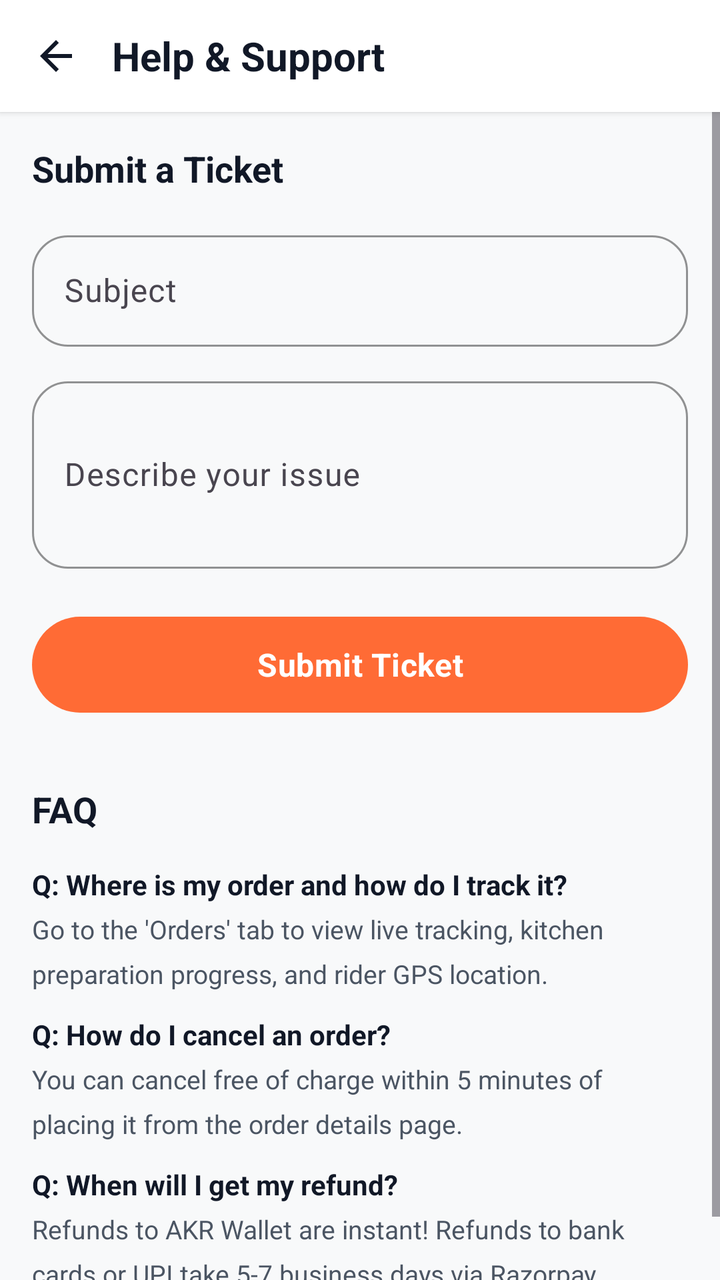
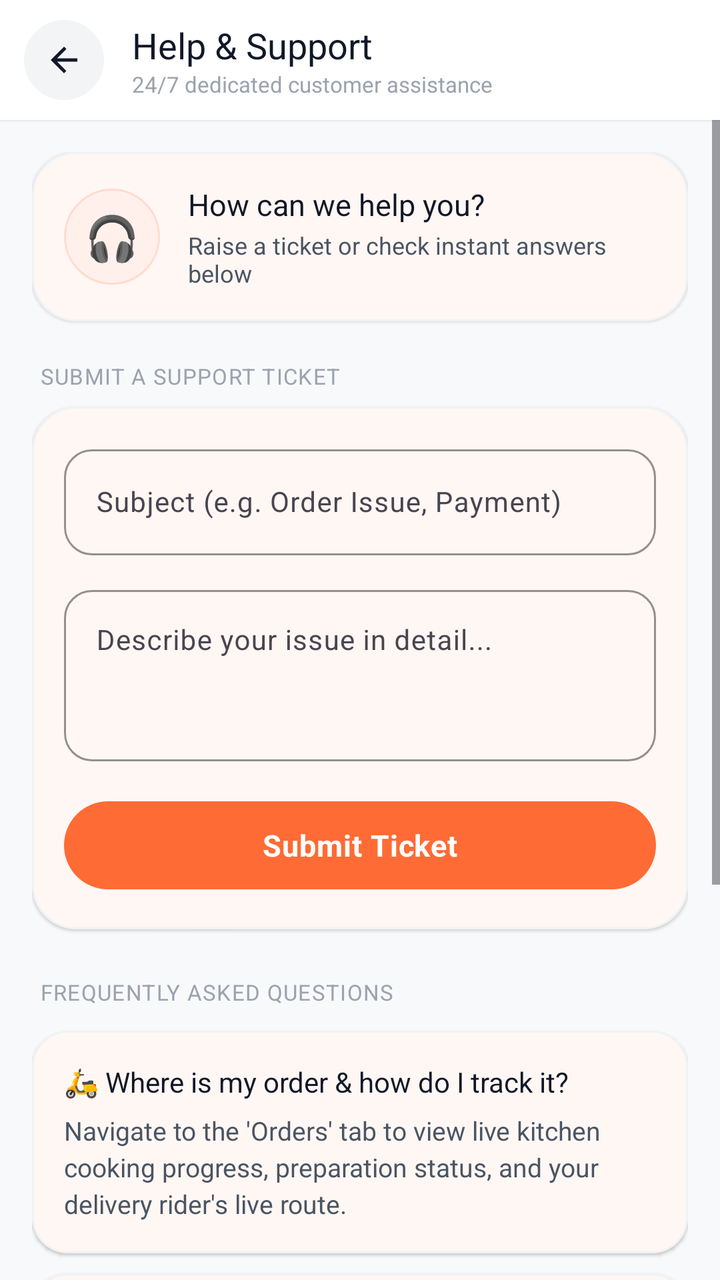

Compare the two renders of this Android layout. The source of the first and the diff that turns it into the second are given below.
<!-- AndroidManifest.xml: application theme Theme.AKRHunger -->
<!-- res/layout/activity_support.xml -->
<?xml version="1.0" encoding="utf-8"?>
<LinearLayout xmlns:android="http://schemas.android.com/apk/res/android"
    android:layout_width="match_parent" android:layout_height="match_parent"
    android:background="@color/background" android:orientation="vertical">

    <LinearLayout android:layout_width="match_parent" android:layout_height="56dp"
        android:gravity="center_vertical" android:paddingHorizontal="8dp"
        android:elevation="2dp" android:background="@color/surface">
        <ImageView android:id="@+id/btn_back" android:layout_width="40dp" android:layout_height="40dp"
            android:background="?attr/selectableItemBackgroundBorderless" android:padding="8dp"
            android:src="@drawable/ic_back" android:tint="@color/text_primary" />
        <TextView android:layout_width="0dp" android:layout_height="wrap_content"
            android:layout_marginStart="8dp" android:layout_weight="1"
            android:text="@string/help_support" android:textColor="@color/text_primary"
            android:textSize="20sp" android:textStyle="bold" />
    </LinearLayout>

    <ScrollView android:layout_width="match_parent" android:layout_height="match_parent">
        <LinearLayout android:layout_width="match_parent" android:layout_height="wrap_content"
            android:orientation="vertical" android:padding="16dp">

            <TextView android:layout_width="wrap_content" android:layout_height="wrap_content"
                android:text="Submit a Ticket" android:textColor="@color/text_primary"
                android:textSize="18sp" android:textStyle="bold" />

            <com.google.android.material.textfield.TextInputLayout
                style="@style/Widget.AKR.TextInput" android:layout_width="match_parent"
                android:layout_height="wrap_content" android:layout_marginTop="16dp" android:hint="Subject">
                <com.google.android.material.textfield.TextInputEditText android:id="@+id/et_subject"
                    android:layout_width="match_parent" android:layout_height="wrap_content"
                    android:inputType="text" />
            </com.google.android.material.textfield.TextInputLayout>

            <com.google.android.material.textfield.TextInputLayout
                style="@style/Widget.AKR.TextInput" android:layout_width="match_parent"
                android:layout_height="wrap_content" android:layout_marginTop="12dp" android:hint="Describe your issue">
                <com.google.android.material.textfield.TextInputEditText android:id="@+id/et_message"
                    android:layout_width="match_parent" android:layout_height="wrap_content"
                    android:inputType="textMultiLine" android:maxLines="5" android:minLines="3" />
            </com.google.android.material.textfield.TextInputLayout>

            <com.google.android.material.button.MaterialButton
                android:id="@+id/btn_submit" style="@style/Widget.AKR.Button.Primary"
                android:layout_width="match_parent" android:layout_height="56dp"
                android:layout_marginTop="20dp" android:text="@string/submit_ticket" android:textSize="16sp" />

            <TextView android:layout_width="wrap_content" android:layout_height="wrap_content"
                android:layout_marginTop="32dp" android:text="@string/faq"
                android:textColor="@color/text_primary" android:textSize="18sp" android:textStyle="bold" />

            <TextView android:layout_width="wrap_content" android:layout_height="wrap_content"
                android:layout_marginTop="16dp" android:text="Q: Where is my order and how do I track it?"
                android:textColor="@color/text_primary" android:textSize="14sp" android:textStyle="bold" />
            <TextView android:layout_width="wrap_content" android:layout_height="wrap_content"
                android:layout_marginTop="4dp" android:layout_marginBottom="12dp"
                android:text="Go to the 'Orders' tab to view live tracking, kitchen preparation progress, and rider GPS location."
                android:textColor="@color/text_secondary" android:textSize="13sp" android:lineSpacingMultiplier="1.4" />

            <TextView android:layout_width="wrap_content" android:layout_height="wrap_content"
                android:text="Q: How do I cancel an order?" android:textColor="@color/text_primary"
                android:textSize="14sp" android:textStyle="bold" />
            <TextView android:layout_width="wrap_content" android:layout_height="wrap_content"
                android:layout_marginTop="4dp" android:layout_marginBottom="12dp"
                android:text="You can cancel free of charge within 5 minutes of placing it from the order details page."
                android:textColor="@color/text_secondary" android:textSize="13sp" android:lineSpacingMultiplier="1.4" />

            <TextView android:layout_width="wrap_content" android:layout_height="wrap_content"
                android:text="Q: When will I get my refund?" android:textColor="@color/text_primary"
                android:textSize="14sp" android:textStyle="bold" />
            <TextView android:layout_width="wrap_content" android:layout_height="wrap_content"
                android:layout_marginTop="4dp" android:layout_marginBottom="12dp"
                android:text="Refunds to AKR Wallet are instant! Refunds to bank cards or UPI take 5-7 business days via Razorpay."
                android:textColor="@color/text_secondary" android:textSize="13sp" android:lineSpacingMultiplier="1.4" />
        </LinearLayout>
    </ScrollView>
</LinearLayout>
<!-- resources referenced by this layout -->
<resources>
  <color name="background">#F8F9FA</color>
  <color name="surface">#FFFFFF</color>
  <string name="faq">FAQ</string>
  <style name="Widget.AKR.Button.Primary" parent="Widget.Material3.Button">
          <item name="backgroundTint">@color/primary</item>
          <item name="android:textColor">@color/on_primary</item>
          <item name="cornerRadius">28dp</item>
          <item name="android:textAllCaps">false</item>
          <item name="android:textStyle">bold</item>
          <item name="android:paddingStart">24dp</item>
          <item name="android:paddingEnd">24dp</item>
          <item name="android:minHeight">50dp</item>
          <item name="android:letterSpacing">0.01</item>
      </style>
  <style name="Theme.AKRHunger" parent="Theme.Material3.Light.NoActionBar">
          <item name="colorPrimary">@color/primary</item>
          <item name="colorPrimaryDark">@color/primary_dark</item>
          <item name="colorAccent">@color/primary</item>
          <item name="colorOnPrimary">@color/on_primary</item>
          <item name="colorSecondary">@color/secondary</item>
          <item name="colorOnSecondary">@color/on_secondary</item>
          <item name="android:colorBackground">@color/background</item>
          <item name="colorSurface">@color/surface</item>
          <item name="colorOnSurface">@color/on_surface</item>
          <item name="android:statusBarColor">@color/surface</item>
          <item name="android:windowLightStatusBar">true</item>
          <item name="android:navigationBarColor">@color/surface</item>
          <item name="android:windowLightNavigationBar">true</item>
          <item name="android:fontFamily">sans-serif</item>
      </style>
  <color name="primary">#FF6B35</color>
  <color name="on_primary">#FFFFFF</color>
  <color name="secondary">#F59E0B</color>
  <color name="on_secondary">#111827</color>
  <color name="on_surface">#111827</color>
  <!-- unchanged entries left out for length: 7 -->
</resources>

<!-- the commit's change to res/layout/activity_support.xml (unified diff, before → after) -->
@@ -1,76 +1,343 @@
 <?xml version="1.0" encoding="utf-8"?>
 <LinearLayout xmlns:android="http://schemas.android.com/apk/res/android"
-    android:layout_width="match_parent" android:layout_height="match_parent"
-    android:background="@color/background" android:orientation="vertical">
-
-    <LinearLayout android:layout_width="match_parent" android:layout_height="56dp"
-        android:gravity="center_vertical" android:paddingHorizontal="8dp"
-        android:elevation="2dp" android:background="@color/surface">
-        <ImageView android:id="@+id/btn_back" android:layout_width="40dp" android:layout_height="40dp"
-            android:background="?attr/selectableItemBackgroundBorderless" android:padding="8dp"
-            android:src="@drawable/ic_back" android:tint="@color/text_primary" />
-        <TextView android:layout_width="0dp" android:layout_height="wrap_content"
-            android:layout_marginStart="8dp" android:layout_weight="1"
-            android:text="@string/help_support" android:textColor="@color/text_primary"
-            android:textSize="20sp" android:textStyle="bold" />
+    xmlns:app="http://schemas.android.com/apk/res-auto"
+    android:layout_width="match_parent"
+    android:layout_height="match_parent"
+    android:background="@color/background"
+    android:orientation="vertical">
+
+    
+    <LinearLayout
+        android:layout_width="match_parent"
+        android:layout_height="60dp"
+        android:background="@color/surface"
+        android:elevation="1dp"
+        android:gravity="center_vertical"
+        android:orientation="horizontal"
+        android:paddingHorizontal="12dp">
+
+        <FrameLayout
+            android:id="@+id/btn_back"
+            android:layout_width="40dp"
+            android:layout_height="40dp"
+            android:background="@drawable/bg_icon_circle_gray"
+            android:clickable="true"
+            android:focusable="true"
+            android:foreground="?attr/selectableItemBackgroundBorderless">
+
+            <ImageView
+                android:layout_width="20dp"
+                android:layout_height="20dp"
+                android:layout_gravity="center"
+                android:src="@drawable/ic_back"
+                android:tint="@color/text_primary" />
+        </FrameLayout>
+
+        <LinearLayout
+            android:layout_width="0dp"
+            android:layout_height="wrap_content"
+            android:layout_marginStart="14dp"
+            android:layout_weight="1"
+            android:orientation="vertical">
+
+            <TextView
+                android:layout_width="wrap_content"
+                android:layout_height="wrap_content"
+                android:fontFamily="sans-serif-bold"
+                android:text="@string/help_support"
+                android:textColor="@color/text_primary"
+                android:textSize="18sp" />
+
+            <TextView
+                android:layout_width="wrap_content"
+                android:layout_height="wrap_content"
+                android:fontFamily="sans-serif"
+                android:text="24/7 dedicated customer assistance"
+                android:textColor="@color/text_hint"
+                android:textSize="11sp" />
+        </LinearLayout>
     </LinearLayout>
 
-    <ScrollView android:layout_width="match_parent" android:layout_height="match_parent">
-        <LinearLayout android:layout_width="match_parent" android:layout_height="wrap_content"
-            android:orientation="vertical" android:padding="16dp">
-
-            <TextView android:layout_width="wrap_content" android:layout_height="wrap_content"
-                android:text="Submit a Ticket" android:textColor="@color/text_primary"
-                android:textSize="18sp" android:textStyle="bold" />
-
-            <com.google.android.material.textfield.TextInputLayout
-                style="@style/Widget.AKR.TextInput" android:layout_width="match_parent"
-                android:layout_height="wrap_content" android:layout_marginTop="16dp" android:hint="Subject">
-                <com.google.android.material.textfield.TextInputEditText android:id="@+id/et_subject"
-                    android:layout_width="match_parent" android:layout_height="wrap_content"
-                    android:inputType="text" />
-            </com.google.android.material.textfield.TextInputLayout>
-
-            <com.google.android.material.textfield.TextInputLayout
-                style="@style/Widget.AKR.TextInput" android:layout_width="match_parent"
-                android:layout_height="wrap_content" android:layout_marginTop="12dp" android:hint="Describe your issue">
-                <com.google.android.material.textfield.TextInputEditText android:id="@+id/et_message"
-                    android:layout_width="match_parent" android:layout_height="wrap_content"
-                    android:inputType="textMultiLine" android:maxLines="5" android:minLines="3" />
-            </com.google.android.material.textfield.TextInputLayout>
-
-            <com.google.android.material.button.MaterialButton
-                android:id="@+id/btn_submit" style="@style/Widget.AKR.Button.Primary"
-                android:layout_width="match_parent" android:layout_height="56dp"
-                android:layout_marginTop="20dp" android:text="@string/submit_ticket" android:textSize="16sp" />
-
-            <TextView android:layout_width="wrap_content" android:layout_height="wrap_content"
-                android:layout_marginTop="32dp" android:text="@string/faq"
-                android:textColor="@color/text_primary" android:textSize="18sp" android:textStyle="bold" />
-
-            <TextView android:layout_width="wrap_content" android:layout_height="wrap_content"
-                android:layout_marginTop="16dp" android:text="Q: Where is my order and how do I track it?"
-                android:textColor="@color/text_primary" android:textSize="14sp" android:textStyle="bold" />
-            <TextView android:layout_width="wrap_content" android:layout_height="wrap_content"
-                android:layout_marginTop="4dp" android:layout_marginBottom="12dp"
-                android:text="Go to the 'Orders' tab to view live tracking, kitchen preparation progress, and rider GPS location."
-                android:textColor="@color/text_secondary" android:textSize="13sp" android:lineSpacingMultiplier="1.4" />
-
-            <TextView android:layout_width="wrap_content" android:layout_height="wrap_content"
-                android:text="Q: How do I cancel an order?" android:textColor="@color/text_primary"
-                android:textSize="14sp" android:textStyle="bold" />
-            <TextView android:layout_width="wrap_content" android:layout_height="wrap_content"
-                android:layout_marginTop="4dp" android:layout_marginBottom="12dp"
-                android:text="You can cancel free of charge within 5 minutes of placing it from the order details page."
-                android:textColor="@color/text_secondary" android:textSize="13sp" android:lineSpacingMultiplier="1.4" />
-
-            <TextView android:layout_width="wrap_content" android:layout_height="wrap_content"
-                android:text="Q: When will I get my refund?" android:textColor="@color/text_primary"
-                android:textSize="14sp" android:textStyle="bold" />
-            <TextView android:layout_width="wrap_content" android:layout_height="wrap_content"
-                android:layout_marginTop="4dp" android:layout_marginBottom="12dp"
-                android:text="Refunds to AKR Wallet are instant! Refunds to bank cards or UPI take 5-7 business days via Razorpay."
-                android:textColor="@color/text_secondary" android:textSize="13sp" android:lineSpacingMultiplier="1.4" />
+    <ScrollView
+        android:layout_width="match_parent"
+        android:layout_height="match_parent"
+        android:overScrollMode="never">
+
+        <LinearLayout
+            android:layout_width="match_parent"
+            android:layout_height="wrap_content"
+            android:orientation="vertical"
+            android:paddingHorizontal="16dp"
+            android:paddingTop="16dp"
+            android:paddingBottom="36dp">
+
+            
+            <com.google.android.material.card.MaterialCardView
+                android:layout_width="match_parent"
+                android:layout_height="wrap_content"
+                android:layout_marginBottom="20dp"
+                app:cardBackgroundColor="@color/surface"
+                app:cardCornerRadius="22dp"
+                app:cardElevation="1dp"
+                app:strokeColor="@color/card_border"
+                app:strokeWidth="1dp">
+
+                <LinearLayout
+                    android:layout_width="match_parent"
+                    android:layout_height="wrap_content"
+                    android:gravity="center_vertical"
+                    android:orientation="horizontal"
+                    android:padding="16dp">
+
+                    <FrameLayout
+                        android:layout_width="48dp"
+                        android:layout_height="48dp"
+                        android:background="@drawable/bg_icon_circle_soft">
+
+                        <TextView
+                            android:layout_width="wrap_content"
+                            android:layout_height="wrap_content"
+                            android:layout_gravity="center"
+                            android:text="🎧"
+                            android:textSize="22sp" />
+                    </FrameLayout>
+
+                    <LinearLayout
+                        android:layout_width="0dp"
+                        android:layout_height="wrap_content"
+                        android:layout_marginStart="14dp"
+                        android:layout_weight="1"
+                        android:orientation="vertical">
+
+                        <TextView
+                            android:layout_width="wrap_content"
+                            android:layout_height="wrap_content"
+                            android:fontFamily="sans-serif-bold"
+                            android:text="How can we help you?"
+                            android:textColor="@color/text_primary"
+                            android:textSize="15sp" />
+
+                        <TextView
+                            android:layout_width="wrap_content"
+                            android:layout_height="wrap_content"
+                            android:layout_marginTop="2dp"
+                            android:fontFamily="sans-serif"
+                            android:text="Raise a ticket or check instant answers below"
+                            android:textColor="@color/text_secondary"
+                            android:textSize="12sp" />
+                    </LinearLayout>
+                </LinearLayout>
+            </com.google.android.material.card.MaterialCardView>
+
+            
+            <TextView
+                android:layout_width="wrap_content"
+                android:layout_height="wrap_content"
+                android:layout_marginStart="4dp"
+                android:layout_marginBottom="8dp"
+                android:fontFamily="sans-serif-bold"
+                android:letterSpacing="0.04"
+                android:text="SUBMIT A SUPPORT TICKET"
+                android:textColor="@color/text_hint"
+                android:textSize="11sp" />
+
+            <com.google.android.material.card.MaterialCardView
+                android:layout_width="match_parent"
+                android:layout_height="wrap_content"
+                android:layout_marginBottom="24dp"
+                app:cardBackgroundColor="@color/surface"
+                app:cardCornerRadius="22dp"
+                app:cardElevation="1dp"
+                app:strokeColor="@color/card_border"
+                app:strokeWidth="1dp">
+
+                <LinearLayout
+                    android:layout_width="match_parent"
+                    android:layout_height="wrap_content"
+                    android:orientation="vertical"
+                    android:padding="16dp">
+
+                    <com.google.android.material.textfield.TextInputLayout
+                        style="@style/Widget.AKR.TextInput"
+                        android:layout_width="match_parent"
+                        android:layout_height="wrap_content"
+                        android:hint="Subject (e.g. Order Issue, Payment)"
+                        app:boxCornerRadiusBottomEnd="14dp"
+                        app:boxCornerRadiusBottomStart="14dp"
+                        app:boxCornerRadiusTopEnd="14dp"
+                        app:boxCornerRadiusTopStart="14dp">
+
+                        <com.google.android.material.textfield.TextInputEditText
+                            android:id="@+id/et_subject"
+                            android:layout_width="match_parent"
+                            android:layout_height="wrap_content"
+                            android:fontFamily="sans-serif"
+                            android:inputType="text"
+                            android:textSize="14sp" />
+                    </com.google.android.material.textfield.TextInputLayout>
+
+                    <com.google.android.material.textfield.TextInputLayout
+                        style="@style/Widget.AKR.TextInput"
+                        android:layout_width="match_parent"
+                        android:layout_height="wrap_content"
+                        android:layout_marginTop="12dp"
+                        android:hint="Describe your issue in detail..."
+                        app:boxCornerRadiusBottomEnd="14dp"
+                        app:boxCornerRadiusBottomStart="14dp"
+                        app:boxCornerRadiusTopEnd="14dp"
+                        app:boxCornerRadiusTopStart="14dp">
+
+                        <com.google.android.material.textfield.TextInputEditText
+                            android:id="@+id/et_message"
+                            android:layout_width="match_parent"
+                            android:layout_height="wrap_content"
+                            android:fontFamily="sans-serif"
+                            android:gravity="top"
+                            android:inputType="textMultiLine"
+                            android:maxLines="6"
+                            android:minLines="3"
+                            android:textSize="14sp" />
+                    </com.google.android.material.textfield.TextInputLayout>
+
+                    <com.google.android.material.button.MaterialButton
+                        android:id="@+id/btn_submit"
+                        style="@style/Widget.AKR.Button.Pill"
+                        android:layout_width="match_parent"
+                        android:layout_height="52dp"
+                        android:layout_marginTop="16dp"
+                        android:elevation="3dp"
+                        android:fontFamily="sans-serif-bold"
+                        android:letterSpacing="0.02"
+                        android:text="@string/submit_ticket"
+                        android:textSize="15sp"
+                        app:backgroundTint="@color/primary"
+                        app:cornerRadius="26dp" />
+                </LinearLayout>
+            </com.google.android.material.card.MaterialCardView>
+
+            
+            <TextView
+                android:layout_width="wrap_content"
+                android:layout_height="wrap_content"
+                android:layout_marginStart="4dp"
+                android:layout_marginBottom="12dp"
+                android:fontFamily="sans-serif-bold"
+                android:letterSpacing="0.04"
+                android:text="FREQUENTLY ASKED QUESTIONS"
+                android:textColor="@color/text_hint"
+                android:textSize="11sp" />
+
+            
+            <com.google.android.material.card.MaterialCardView
+                android:layout_width="match_parent"
+                android:layout_height="wrap_content"
+                android:layout_marginBottom="10dp"
+                app:cardBackgroundColor="@color/surface"
+                app:cardCornerRadius="18dp"
+                app:cardElevation="1dp"
+                app:strokeColor="@color/card_border"
+                app:strokeWidth="1dp">
+
+                <LinearLayout
+                    android:layout_width="match_parent"
+                    android:layout_height="wrap_content"
+                    android:orientation="vertical"
+                    android:padding="16dp">
+
+                    <TextView
+                        android:layout_width="wrap_content"
+                        android:layout_height="wrap_content"
+                        android:fontFamily="sans-serif-bold"
+                        android:text="🛵 Where is my order &amp; how do I track it?"
+                        android:textColor="@color/text_primary"
+                        android:textSize="14sp" />
+
+                    <TextView
+                        android:layout_width="wrap_content"
+                        android:layout_height="wrap_content"
+                        android:layout_marginTop="6dp"
+                        android:fontFamily="sans-serif"
+                        android:lineSpacingExtra="3dp"
+                        android:text="Navigate to the 'Orders' tab to view live kitchen cooking progress, preparation status, and your delivery rider's live route."
+                        android:textColor="@color/text_secondary"
+                        android:textSize="13sp" />
+                </LinearLayout>
+            </com.google.android.material.card.MaterialCardView>
+
+            
+            <com.google.android.material.card.MaterialCardView
+                android:layout_width="match_parent"
+                android:layout_height="wrap_content"
+                android:layout_marginBottom="10dp"
+                app:cardBackgroundColor="@color/surface"
+                app:cardCornerRadius="18dp"
+                app:cardElevation="1dp"
+                app:strokeColor="@color/card_border"
+                app:strokeWidth="1dp">
+
+                <LinearLayout
+                    android:layout_width="match_parent"
+                    android:layout_height="wrap_content"
+                    android:orientation="vertical"
+                    android:padding="16dp">
+
+                    <TextView
+                        android:layout_width="wrap_content"
+                        android:layout_height="wrap_content"
+                        android:fontFamily="sans-serif-bold"
+                        android:text="❌ How do I cancel an order?"
+                        android:textColor="@color/text_primary"
+                        android:textSize="14sp" />
+
+                    <TextView
+                        android:layout_width="wrap_content"
+                        android:layout_height="wrap_content"
+                        android:layout_marginTop="6dp"
+                        android:fontFamily="sans-serif"
+                        android:lineSpacingExtra="3dp"
+                        android:text="Orders can be cancelled free of charge within 5 minutes of placing them directly from the Order Details page before kitchen preparation begins."
+                        android:textColor="@color/text_secondary"
+                        android:textSize="13sp" />
+                </LinearLayout>
+            </com.google.android.material.card.MaterialCardView>
+
+            
+            <com.google.android.material.card.MaterialCardView
+                android:layout_width="match_parent"
+                android:layout_height="wrap_content"
+                android:layout_marginBottom="16dp"
+                app:cardBackgroundColor="@color/surface"
+                app:cardCornerRadius="18dp"
+                app:cardElevation="1dp"
+                app:strokeColor="@color/card_border"
+                app:strokeWidth="1dp">
+
+                <LinearLayout
+                    android:layout_width="match_parent"
+                    android:layout_height="wrap_content"
+                    android:orientation="vertical"
+                    android:padding="16dp">
+
+                    <TextView
+                        android:layout_width="wrap_content"
+                        android:layout_height="wrap_content"
+                        android:fontFamily="sans-serif-bold"
+                        android:text="💳 When will I receive my refund?"
+                        android:textColor="@color/text_primary"
+                        android:textSize="14sp" />
+
+                    <TextView
+                        android:layout_width="wrap_content"
+                        android:layout_height="wrap_content"
+                        android:layout_marginTop="6dp"
+                        android:fontFamily="sans-serif"
+                        android:lineSpacingExtra="3dp"
+                        android:text="Refunds credited to your AKR Wallet are instantaneous! Refunds returned to bank debit/credit cards or UPI take 5-7 business days via Razorpay gateway processing."
+                        android:textColor="@color/text_secondary"
+                        android:textSize="13sp" />
+                </LinearLayout>
+            </com.google.android.material.card.MaterialCardView>
+
         </LinearLayout>
     </ScrollView>
 </LinearLayout>
<!-- resource entries referenced after the edit -->
@@ -1,18 +1,31 @@
 <!-- resources referenced by this layout -->
 <resources>
   <color name="background">#F8F9FA</color>
+  <color name="card_border">#F0F2F5</color>
   <color name="surface">#FFFFFF</color>
-  <string name="faq">FAQ</string>
-  <style name="Widget.AKR.Button.Primary" parent="Widget.Material3.Button">
+  <color name="text_hint">#9CA3AF</color>
+  <!-- drawable bg_icon_circle_gray (drawable) -->
+  <?xml version="1.0" encoding="utf-8"?>
+  <shape xmlns:android="http://schemas.android.com/apk/res/android"
+      android:shape="oval">
+      <solid android:color="@color/surface_variant" />
+  </shape>
+  <!-- drawable bg_icon_circle_soft (drawable) -->
+  <?xml version="1.0" encoding="utf-8"?>
+  <shape xmlns:android="http://schemas.android.com/apk/res/android"
+      android:shape="oval">
+      <solid android:color="@color/primary_tint" />
+      <stroke android:width="1dp" android:color="@color/primary_tint_border" />
+  </shape>
+  <style name="Widget.AKR.Button.Pill" parent="Widget.Material3.Button">
           <item name="backgroundTint">@color/primary</item>
           <item name="android:textColor">@color/on_primary</item>
           <item name="cornerRadius">28dp</item>
           <item name="android:textAllCaps">false</item>
           <item name="android:textStyle">bold</item>
-          <item name="android:paddingStart">24dp</item>
-          <item name="android:paddingEnd">24dp</item>
-          <item name="android:minHeight">50dp</item>
-          <item name="android:letterSpacing">0.01</item>
+          <item name="android:minHeight">44dp</item>
+          <item name="android:paddingStart">20dp</item>
+          <item name="android:paddingEnd">20dp</item>
       </style>
   <style name="Theme.AKRHunger" parent="Theme.Material3.Light.NoActionBar">
           <item name="colorPrimary">@color/primary</item>
@@ -29,12 +42,39 @@
           <item name="android:navigationBarColor">@color/surface</item>
           <item name="android:windowLightNavigationBar">true</item>
           <item name="android:fontFamily">sans-serif</item>
+          <item name="materialAlertDialogTheme">@style/ThemeOverlay.AKR.MaterialAlertDialog</item>
+          <item name="bottomSheetDialogTheme">@style/ThemeOverlay.AKR.BottomSheetDialog</item>
       </style>
+  <color name="surface_variant">#F3F4F6</color>
+  <color name="primary_tint">#FFF0EB</color>
+  <color name="primary_tint_border">#FFDCD0</color>
   <color name="primary">#FF6B35</color>
   <color name="on_primary">#FFFFFF</color>
   <color name="secondary">#F59E0B</color>
   <color name="on_secondary">#111827</color>
   <color name="on_surface">#111827</color>
+  <style name="ThemeOverlay.AKR.MaterialAlertDialog" parent="ThemeOverlay.Material3.MaterialAlertDialog">
+          <item name="shapeAppearance">@style/ShapeAppearance.AKR.Dialog</item>
+          <item name="shapeAppearanceOverlay">@style/ShapeAppearance.AKR.Dialog</item>
+          <item name="colorSurface">@color/surface</item>
+          <item name="android:backgroundDimAmount">0.5</item>
+      </style>
+  <style name="ThemeOverlay.AKR.BottomSheetDialog" parent="ThemeOverlay.Material3.BottomSheetDialog">
+          <item name="bottomSheetStyle">@style/Widget.AKR.BottomSheet</item>
+      </style>
+  <style name="ShapeAppearance.AKR.Dialog" parent="">
+          <item name="cornerFamily">rounded</item>
+          <item name="cornerSize">24dp</item>
+      </style>
+  <style name="Widget.AKR.BottomSheet" parent="Widget.Material3.BottomSheet">
+          <item name="shapeAppearanceOverlay">@style/ShapeAppearance.AKR.BottomSheet</item>
+          <item name="backgroundTint">@color/surface</item>
+      </style>
+  <style name="ShapeAppearance.AKR.BottomSheet" parent="">
+          <item name="cornerFamily">rounded</item>
+          <item name="cornerSizeTopLeft">28dp</item>
+          <item name="cornerSizeTopRight">28dp</item>
+      </style>
   <!-- unchanged entries left out for length: 7 -->
 </resources>
 
